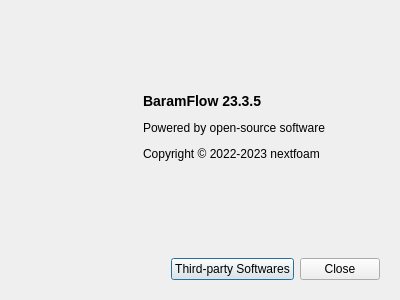
Before: the Qt Designer form baramFlow/view/main_window/menu/help/about_dialog.ui in nextfoam/baram, drawn with Qt 5.
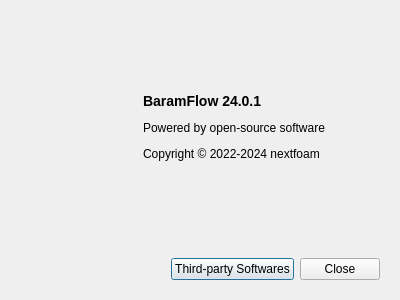
After: the same form once the commit is applied.

What changed in the file:
```diff
--- a/baramFlow/view/main_window/menu/help/about_dialog.ui
+++ b/baramFlow/view/main_window/menu/help/about_dialog.ui
@@ -90,11 +90,11 @@
          </sizepolicy>
         </property>
         <property name="text">
-         <string>&lt;p&gt;&lt;b&gt;&lt;font size=&quot;4&quot;&gt;BaramFlow 23.3.5&lt;/font&gt;&lt;/b&gt;&lt;/p&gt;
+         <string>&lt;p&gt;&lt;b&gt;&lt;font size=&quot;4&quot;&gt;BaramFlow 24.0.1&lt;/font&gt;&lt;/b&gt;&lt;/p&gt;
 
 &lt;p&gt;Powered by open-source software&lt;/p&gt;
 
-&lt;p&gt;Copyright &amp;#169; 2022-2023 nextfoam&lt;/p&gt;</string>
+&lt;p&gt;Copyright &amp;#169; 2022-2024 nextfoam&lt;/p&gt;</string>
         </property>
        </widget>
       </item>
```
